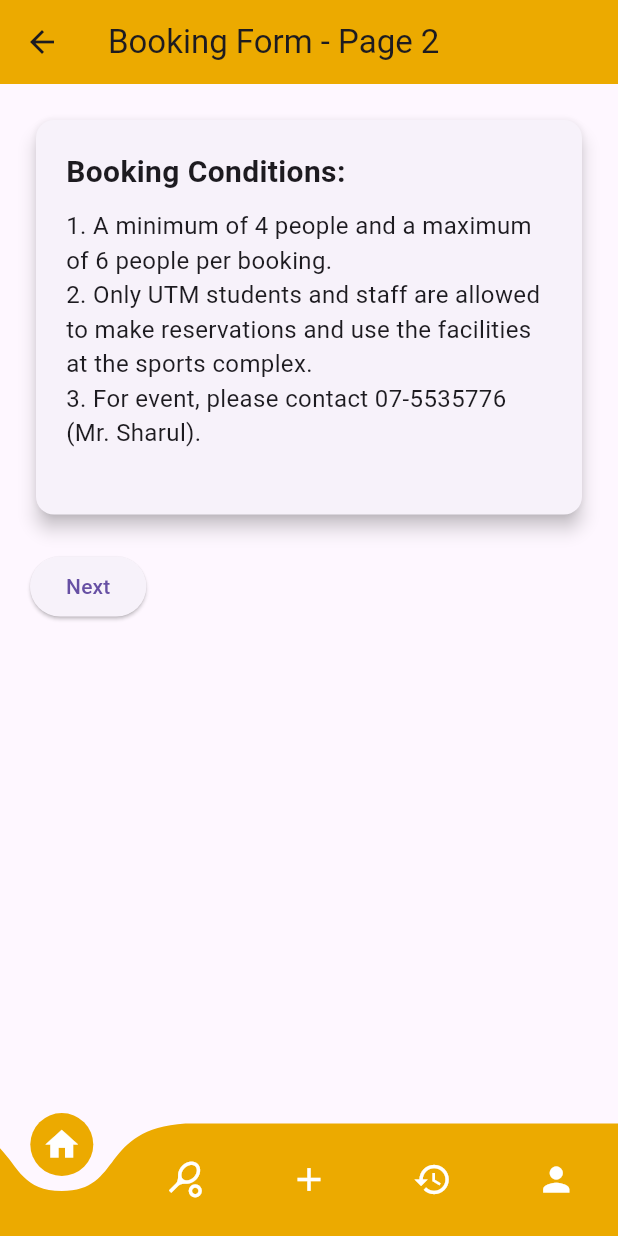
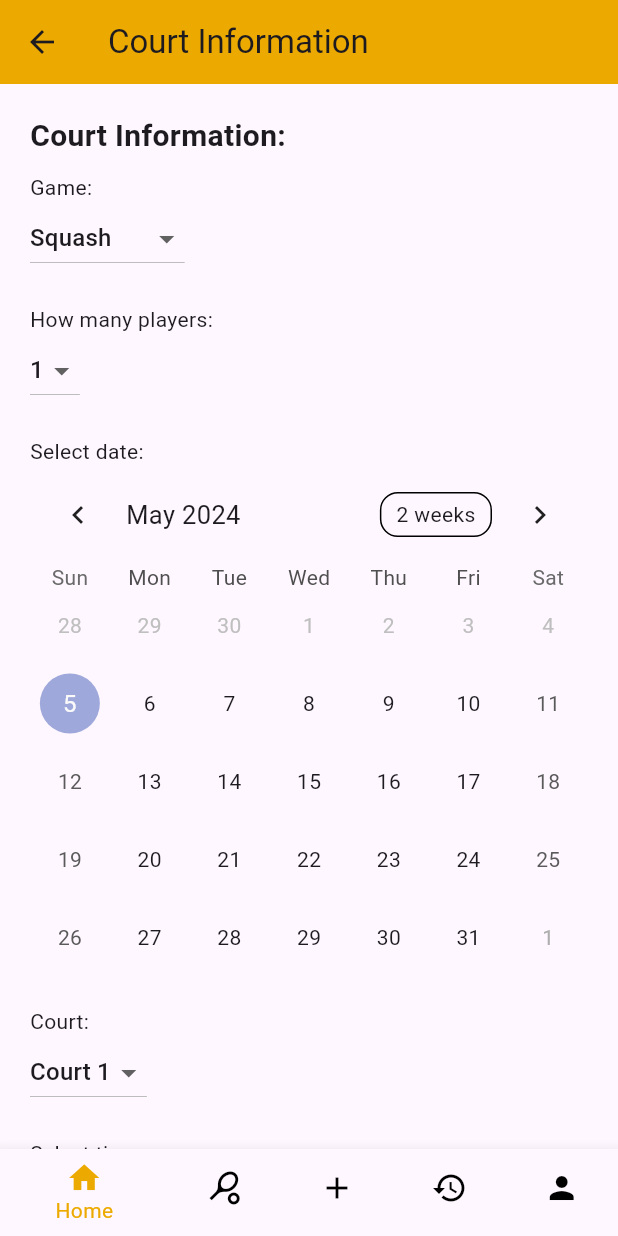
Before and after one commit to nuramirahathirahnazli/ByteBurst, a Flutter app: the BookingFormPage screen opened directly, item 2 of the bottom bar chosen, after a tap on "Next", on a phone screen of 412 x 824 dp. Run offline on Flutter 3.47's test engine with Material 3 defaults, Android fonts, the light colour scheme and no system bars; drawn by our look-alikes of curved_navigation_bar, table_calendar; our stand-ins replace cloud_firestore, firebase_auth, firebase_core; accounts and stored records are empty.

Commit message:
Booking form design

```diff
--- a/utmfit/lib/screens/user/Booking/bookingform.dart
+++ b/utmfit/lib/screens/user/Booking/bookingform.dart
@@ -1,23 +1,32 @@
-import 'package:curved_navigation_bar/curved_navigation_bar.dart';
 import 'package:flutter/material.dart';
 import 'package:utmfit/screens/user/profile/profile_user.dart';
+import 'package:utmfit/src/common_widgets/bottom_navigation_bar.dart';
 import 'package:utmfit/src/constants/colors.dart';
+import 'package:table_calendar/table_calendar.dart';
 
-class BookingFormPage extends StatelessWidget {
+class BookingFormPage extends StatefulWidget {
   const BookingFormPage({Key? key}) : super(key: key);
+
+  @override
+  State<BookingFormPage> createState() => _BookingFormPageState();
+}
+
+class _BookingFormPageState extends State<BookingFormPage> {
+  int _page = 0;
 
   @override
   Widget build(BuildContext context) {
     return Scaffold(
       appBar: AppBar(
         title: Text('Booking Form'),
-        backgroundColor: clrUserPrimary, // Background color for the app bar
+        backgroundColor: clrUserPrimary,
       ),
       body: Padding(
         padding: const EdgeInsets.all(20.0),
         child: Column(
           crossAxisAlignment: CrossAxisAlignment.start,
           children: [
+            // Displaying booking conditions
             Card(
               elevation: 5,
               child: Padding(
@@ -36,8 +45,7 @@ class BookingFormPage extends StatelessWidget {
                     Text(
                       '1. A minimum of 4 people and a maximum of 6 people per booking.\n'
                       '2. Only UTM students and staff are allowed to make reservations and use the facilities at the sports complex.\n'
-                      '3. For event, please contact 07-5535776 (Mr. Sharul).\n',
-
+                      '3. For event, please contact 07-5535776 (Mr. Sharul).\n',
                       style: TextStyle(fontSize: 16),
                     ),
                   ],
@@ -45,9 +53,9 @@ class BookingFormPage extends StatelessWidget {
               ),
             ),
             SizedBox(height: 20),
+            // Button to navigate to the next page of the booking form
             ElevatedButton(
               onPressed: () {
-    // Navigate to the next page of the booking form
                 Navigator.push(
                   context,
                   MaterialPageRoute(builder: (context) => BookingFormPage2()),
@@ -55,82 +63,172 @@ class BookingFormPage extends StatelessWidget {
               },
               child: Text('Next'),
             ),
-
           ],
         ),
       ),
-      bottomNavigationBar: CurvedNavigationBar(
-        backgroundColor: Colors.transparent,
-        buttonBackgroundColor: Color(0xFFECAA00),
-        color: Color(0xFFECAA00),
-        animationDuration: const Duration(milliseconds: 300),
-        items: const <Widget>[
-          Icon(Icons.home, size: 26, color: Colors.white),
-          Icon(Icons.sports_tennis_outlined, size: 26, color: Colors.white),
-          Icon(Icons.add, size: 26, color: Colors.white),
-          Icon(Icons.history, size: 26, color: Colors.white),
-          Icon(Icons.person, size: 26, color: Colors.white),
-        ],
-        onTap: (index) {
-          if (index == 1) {
-            // Navigate to the booking form page
-            Navigator.push(
-              context,
-              MaterialPageRoute(builder: (context) => BookingFormPage()),
-            );
-          } else if (index == 4) {
-            // Navigate to the profile page
-            Navigator.push(
-              context,
-              MaterialPageRoute(builder: (context) => const ProfileUser()),
-            );
-          }
+      bottomNavigationBar: CustomBottomNavigationBar(
+        selectedIndex: _page,
+        onItemTapped: (index) {
+          setState(() {
+            _page = index;
+          });
         },
       ),
     );
   }
 }
 
-class BookingFormPage2 extends StatelessWidget {
+// ============================ BOOKING PAGE 2 =============================
+
+class BookingFormPage2 extends StatefulWidget {
   const BookingFormPage2({Key? key}) : super(key: key);
+
+  @override
+  State<BookingFormPage2> createState() => _BookingFormPage2State();
+}
+
+class _BookingFormPage2State extends State<BookingFormPage2> {
+  int _page = 0;
+  String _selectedGame = 'Squash';
+  int _selectedPlayers = 1;
+  DateTime _selectedDate = DateTime.now();
+  String _selectedCourt = 'Court 1';
+  String _selectedTime = '7:00 AM - 8:00 AM'; // Default selected time slot
+
+  CalendarFormat _calendarFormat = CalendarFormat.month;
+  DateTime _focusedDay = DateTime.now();
+  DateTime? _selectedDay;
+
+  // List of available time slots
+  List<String> _timeSlots = [
+    '7:00 AM - 8:00 AM',
+    '8:00 AM - 9:00 AM',
+    '9:00 AM - 10:00 AM',
+    '10:00 AM - 11:00 AM',
+    '11:00 AM - 12:00 PM',
+    '12:00 PM - 1:00 PM',
+    '1:00 PM - 2:00 PM',
+    '2:00 PM - 3:00 PM',
+    '3:00 PM - 4:00 PM',
+    '4:00 PM - 5:00 PM',
+    '5:00 PM - 6:00 PM',
+    '6:00 PM - 7:00 PM',
+    '7:00 PM - 8:00 PM',
+    '8:00 PM - 9:00 PM',
+    '9:00 PM - 10:00 PM',
+  ];
 
   @override
   Widget build(BuildContext context) {
     return Scaffold(
       appBar: AppBar(
         backgroundColor: clrUserPrimary,
-        title: Text('Booking Form - Page 2'),
+        title: Text('Court Information'),
       ),
-      body: Padding(
-        padding: const EdgeInsets.all(20.0),
-        child: Column(
-          crossAxisAlignment: CrossAxisAlignment.start,
-          children: [
-            Card(
-              elevation: 5,
-              child: Padding(
+      body: SingleChildScrollView(
         padding: const EdgeInsets.all(20.0),
         child: Column(
           crossAxisAlignment: CrossAxisAlignment.start,
           children: [
             Text(
-                      'Booking Conditions:',
+              'Court Information:',
               style: TextStyle(
                 fontWeight: FontWeight.bold,
                 fontSize: 20,
               ),
             ),
             SizedBox(height: 10),
-                    Text(
-                      '1. A minimum of 4 people and a maximum of 6 people per booking.\n'
-                      '2. Only UTM students and staff are allowed to make reservations and use the facilities at the sports complex.\n'
-                      '3. For event, please contact 07-5535776 (Mr. Sharul).\n',
-
-                      style: TextStyle(fontSize: 16),
+            Text('Game:'),
+            // Dropdown menu to select the game
+            DropdownButton<String>(
+              value: _selectedGame,
+              onChanged: (newValue) {
+                setState(() {
+                  _selectedGame = newValue!;
+                });
+              },
+              items: <String>['Squash', 'Badminton', 'Ping Pong']
+                  .map<DropdownMenuItem<String>>((String value) {
+                return DropdownMenuItem<String>(
+                  value: value,
+                  child: Text(value),
+                );
+              }).toList(),
             ),
-                  ],
+            SizedBox(height: 20),
+            Text('How many players:'),
+            // Dropdown menu to select the number of players
+            DropdownButton<int>(
+              value: _selectedPlayers,
+              onChanged: (newValue) {
+                setState(() {
+                  _selectedPlayers = newValue!;
+                });
+              },
+              items: <int>[1, 2, 3, 4, 5, 6]
+                  .map<DropdownMenuItem<int>>((int value) {
+                return DropdownMenuItem<int>(
+                  value: value,
+                  child: Text(value.toString()),
+                );
+              }).toList(),
             ),
+            SizedBox(height: 20),
+            Text('Select date:'),
+            // Calendar to select the date
+            TableCalendar(
+              firstDay: DateTime.now(),
+              lastDay: DateTime.now().add(Duration(days: 365)),
+              focusedDay: _focusedDay,
+              calendarFormat: _calendarFormat,
+              selectedDayPredicate: (day) {
+                return isSameDay(_selectedDay, day);
+              },
+              onDaySelected: (selectedDay, focusedDay) {
+                setState(() {
+                  _selectedDay = selectedDay;
+                  _focusedDay = focusedDay;
+                });
+              },
+              onPageChanged: (focusedDay) {
+                _focusedDay = focusedDay;
+              },
             ),
+            SizedBox(height: 20),
+            Text('Court:'),
+            // Dropdown menu to select the court
+            DropdownButton<String>(
+              value: _selectedCourt,
+              onChanged: (newValue) {
+                setState(() {
+                  _selectedCourt = newValue!;
+                });
+              },
+              items: <String>['Court 1', 'Court 2', 'Court 3']
+                  .map<DropdownMenuItem<String>>((String value) {
+                return DropdownMenuItem<String>(
+                  value: value,
+                  child: Text(value),
+                );
+              }).toList(),
+            ),
+            SizedBox(height: 20),
+            Text('Select time:'),
+            // Dropdown menu to select the time slot
+            DropdownButton<String>(
+              value: _selectedTime,
+              onChanged: (newValue) {
+                setState(() {
+                  _selectedTime = newValue!;
+                });
+              },
+              items: _timeSlots
+                  .map<DropdownMenuItem<String>>((String value) {
+                return DropdownMenuItem<String>(
+                  value: value,
+                  child: Text(value),
+                );
+              }).toList(),
             ),
             SizedBox(height: 20),
             ElevatedButton(
@@ -138,43 +236,53 @@ class BookingFormPage2 extends StatelessWidget {
                 // Navigate to the next page of the booking form
                 Navigator.push(
                   context,
-      MaterialPageRoute(builder: (context) => BookingFormPage2()),
+                  MaterialPageRoute(builder: (context) => BookingFormPage3()),
                 );
               },
               child: Text('Next'),
             ),
-
           ],
         ),
       ),
-      bottomNavigationBar: CurvedNavigationBar(
-        backgroundColor: Colors.transparent,
-        buttonBackgroundColor: Color(0xFFECAA00),
-        color: Color(0xFFECAA00),
-        animationDuration: const Duration(milliseconds: 300),
-        items: const <Widget>[
-          Icon(Icons.home, size: 26, color: Colors.white),
-          Icon(Icons.sports_tennis_outlined, size: 26, color: Colors.white),
-          Icon(Icons.add, size: 26, color: Colors.white),
-          Icon(Icons.history, size: 26, color: Colors.white),
-          Icon(Icons.person, size: 26, color: Colors.white),
-        ],
-        onTap: (index) {
-          if (index == 1) {
-            // Navigate to the booking form page
-            Navigator.push(
-              context,
-              MaterialPageRoute(builder: (context) => BookingFormPage()),
-            );
-          } else if (index == 4) {
-            // Navigate to the profile page
-            Navigator.push(
-              context,
-              MaterialPageRoute(builder: (context) => const ProfileUser()),
-            );
-          }
+      bottomNavigationBar: CustomBottomNavigationBar(
+        selectedIndex: _page,
+        onItemTapped: (index) {
+          setState(() {
+            _page = index;
+          });
         },
       ),
     );
   }
 }
+
+// ============================ BOOKING PAGE 3 =============================
+
+class BookingFormPage3 extends StatefulWidget {
+  const BookingFormPage3({Key? key}) : super(key: key);
+
+  @override
+  State<BookingFormPage3> createState() => _BookingFormPage3State();
+}
+
+class _BookingFormPage3State extends State<BookingFormPage3> {
+  int _page = 0;
+
+  @override
+  Widget build(BuildContext context) {
+    return Scaffold(
+      appBar: AppBar(
+        title: Text('Next Page'),
+      ),
+      body: Center(
+        child: Text('This is the 3RD PAGE'),
+      ),
+    );
+  }
+}
+
+void main() {
+  runApp(MaterialApp(
+    home: BookingFormPage(),
+  ));
+}
--- a/utmfit/lib/src/common_widgets/bottom_navigation_bar.dart
+++ b/utmfit/lib/src/common_widgets/bottom_navigation_bar.dart
@@ -1,4 +1,5 @@
 import 'package:flutter/material.dart';
+import 'package:utmfit/screens/user/booking/bookingform.dart';
 import 'package:utmfit/screens/user/booking/history_booking.dart';
 import 'package:utmfit/screens/user/dashboard_user.dart';
 import 'package:utmfit/screens/user/profile/profile_user.dart';
@@ -23,7 +24,7 @@ class CustomBottomNavigationBar extends StatelessWidget {
             Navigator.pushReplacement(context, MaterialPageRoute(builder: (context) => dashboardUser()));
             break;
           case 1:
-            // Navigator.pushReplacement(context, MaterialPageRoute(builder: (context) => SportsScreen()));
+            Navigator.pushReplacement(context, MaterialPageRoute(builder: (context) => BookingFormPage()));
             break;
           case 2:
             // Navigator.pushReplacement(context, MaterialPageRoute(builder: (context) => AddScreen()));
--- a/utmfit/pubspec.yaml
+++ b/utmfit/pubspec.yaml
@@ -43,6 +43,7 @@ dependencies:
   firebase_ui_auth: ^1.13.1
   curved_navigation_bar: ^1.0.3
   gap: ^3.0.1
+  table_calendar: ^3.0.9
 
 dev_dependencies:
   flutter_test:
```
Also changed, not shown: utmfit/pubspec.lock. Lines whose indentation alone changed are shown as unchanged.
